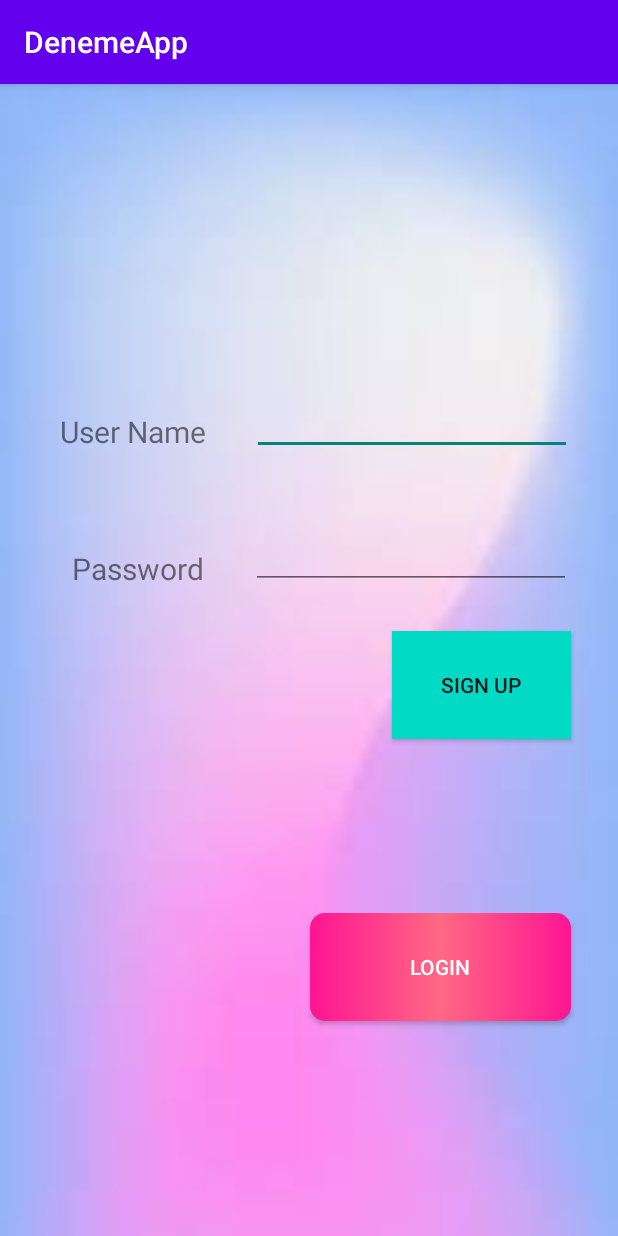
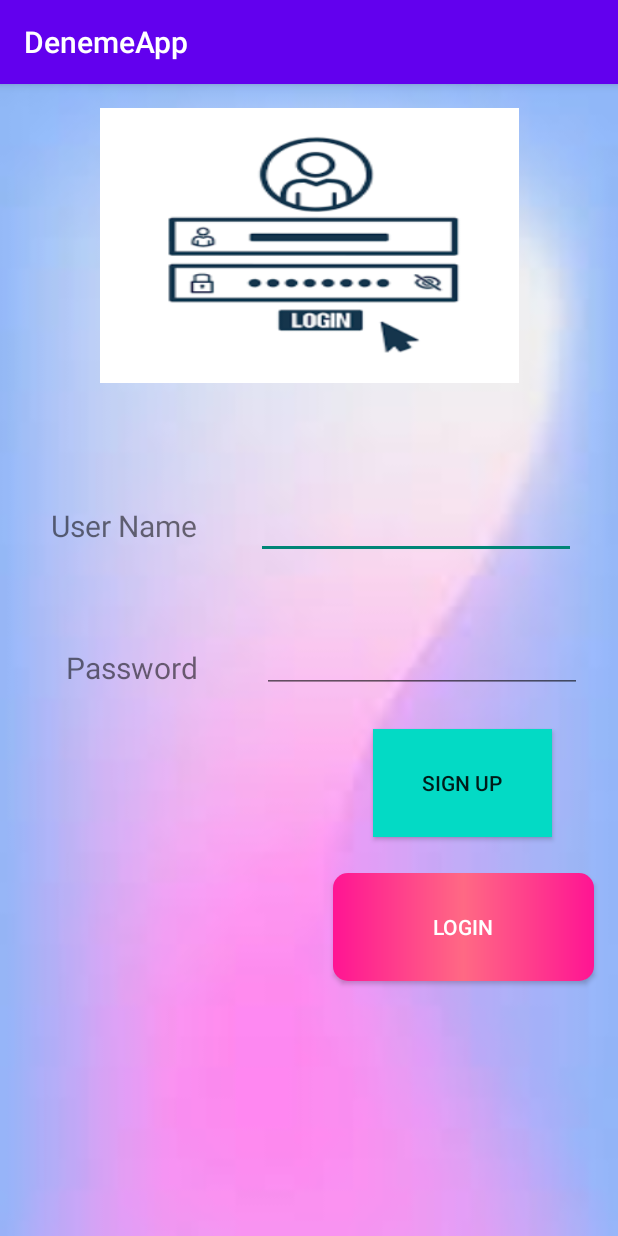
Before and after one commit to sammdaking/DenemeApp, an Android app: the LoginActivity screen opened directly, with no data from a screen before it, on a phone screen of 412 x 824 dp. Run offline under Robolectric (Android 15) with nearby library versions, the phone set to English and light mode, and no system bars; our stand-ins replace Firebase (no records; nobody signed in at launch, a user with empty details on screens opened directly); 1 statement that could not run was skipped.

Commit message:
seventh commit

```diff
--- a/app/src/main/res/layout/activity_login.xml
+++ b/app/src/main/res/layout/activity_login.xml
@@ -11,84 +11,85 @@
         android:id="@+id/editTextText_userName"
         android:layout_width="wrap_content"
         android:layout_height="wrap_content"
-        android:layout_marginTop="52dp"
+        android:layout_marginTop="72dp"
+        android:layout_marginEnd="28dp"
         android:ems="10"
         android:inputType="textPersonName"
         app:layout_constraintEnd_toEndOf="parent"
-        app:layout_constraintStart_toEndOf="@+id/txt_userName"
         app:layout_constraintTop_toBottomOf="@+id/imageView" />
 
     <TextView
         android:id="@+id/txt_userName"
         android:layout_width="wrap_content"
         android:layout_height="wrap_content"
-        android:layout_marginStart="40dp"
-        android:layout_marginTop="68dp"
         android:text="User Name"
         android:textSize="20sp"
+        app:layout_constraintBottom_toTopOf="@+id/txt_password"
+        app:layout_constraintEnd_toStartOf="@+id/editTextText_userName"
+        app:layout_constraintHorizontal_bias="0.466"
         app:layout_constraintStart_toStartOf="parent"
-        app:layout_constraintTop_toBottomOf="@+id/imageView" />
+        app:layout_constraintTop_toBottomOf="@+id/imageView"
+        app:layout_constraintVertical_bias="0.548" />
 
     <TextView
         android:id="@+id/txt_password"
         android:layout_width="wrap_content"
         android:layout_height="wrap_content"
-        android:layout_marginStart="48dp"
-        android:layout_marginTop="64dp"
+        android:layout_marginTop="176dp"
         android:text="Password"
         android:textSize="20sp"
+        app:layout_constraintBottom_toBottomOf="parent"
+        app:layout_constraintEnd_toStartOf="@+id/editTextTextPassword"
+        app:layout_constraintHorizontal_bias="0.505"
         app:layout_constraintStart_toStartOf="parent"
-        app:layout_constraintTop_toBottomOf="@+id/txt_userName" />
+        app:layout_constraintTop_toBottomOf="@+id/imageView"
+        app:layout_constraintVertical_bias="0.0" />
 
     <ImageView
         android:id="@+id/imageView"
-        android:layout_width="277dp"
-        android:layout_height="122dp"
-        android:layout_marginTop="28dp"
+        android:layout_width="279dp"
+        android:layout_height="183dp"
+        android:layout_marginTop="16dp"
+        android:background="@drawable/login"
+        android:scaleType="fitXY"
         app:layout_constraintEnd_toEndOf="parent"
-        app:layout_constraintHorizontal_bias="0.462"
         app:layout_constraintStart_toStartOf="parent"
-        app:layout_constraintTop_toTopOf="parent"
-        tools:srcCompat="@drawable/login" />
+        app:layout_constraintTop_toTopOf="parent" />
 
     <Button
         android:id="@+id/btn_login"
         android:layout_width="174dp"
         android:layout_height="72dp"
-        android:layout_marginTop="40dp"
+        android:layout_marginTop="24dp"
+        android:layout_marginEnd="16dp"
         android:background="@drawable/bg"
         android:onClick="goMain"
         android:text="Login"
         android:textColor="@color/white"
         app:icon="?android:attr/fingerprintAuthDrawable"
-        app:layout_constraintBottom_toBottomOf="parent"
         app:layout_constraintEnd_toEndOf="parent"
-        app:layout_constraintHorizontal_bias="0.869"
-        app:layout_constraintStart_toStartOf="parent"
-        app:layout_constraintTop_toBottomOf="@+id/btn_signup"
-        app:layout_constraintVertical_bias="0.345" />
+        app:layout_constraintTop_toBottomOf="@+id/btn_signup" />
 
     <EditText
         android:id="@+id/editTextTextPassword"
         android:layout_width="wrap_content"
         android:layout_height="wrap_content"
         android:layout_marginTop="44dp"
+        android:layout_marginEnd="24dp"
         android:ems="10"
         android:inputType="textPassword"
         app:layout_constraintEnd_toEndOf="parent"
-        app:layout_constraintStart_toEndOf="@+id/txt_password"
         app:layout_constraintTop_toBottomOf="@+id/editTextText_userName" />
 
     <Button
         android:id="@+id/btn_signup"
         android:layout_width="119dp"
         android:layout_height="72dp"
-        android:layout_marginTop="28dp"
+        android:layout_marginTop="24dp"
+        android:layout_marginEnd="44dp"
         android:background="@color/teal_200"
         android:onClick="goSignUp"
         android:text="Sign Up"
         app:layout_constraintEnd_toEndOf="parent"
-        app:layout_constraintHorizontal_bias="0.893"
-        app:layout_constraintStart_toStartOf="parent"
         app:layout_constraintTop_toBottomOf="@+id/editTextTextPassword" />
 </androidx.constraintlayout.widget.ConstraintLayout>
```
Also changed, not shown: app/src/main/res/layout/activity_sign_up.xml (+12 -13 lines).
